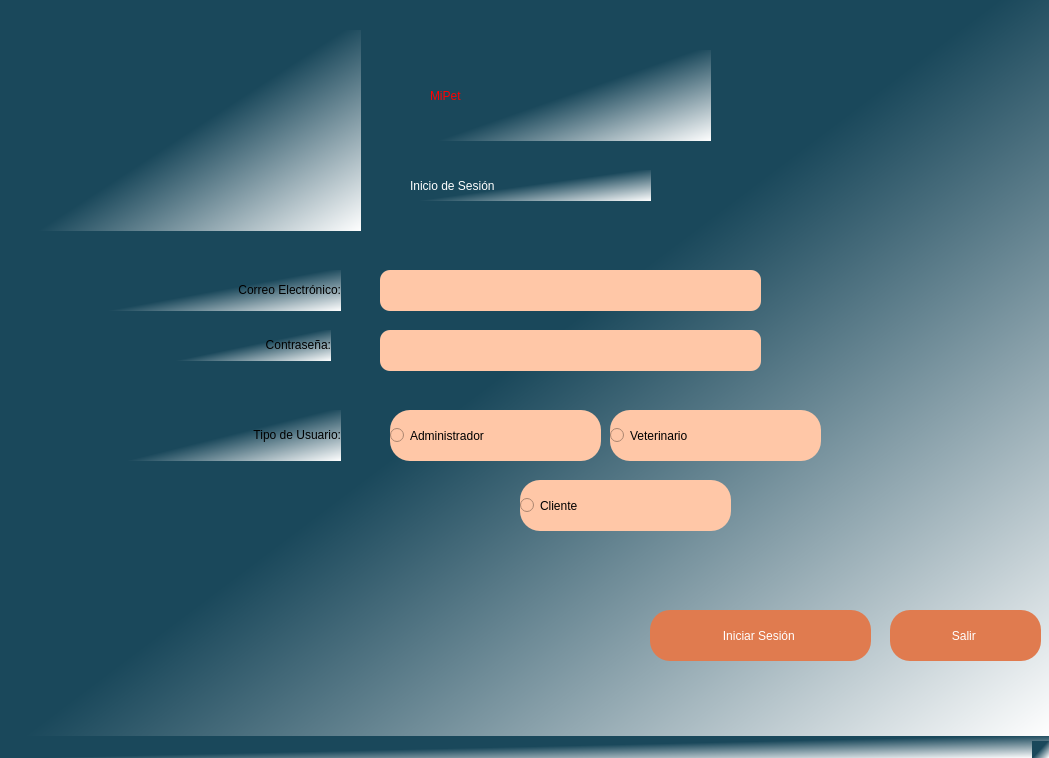
Above: Interfaz/Ventana2.ui from elesteban-os/MyPetsCR before the change. Below: the same form after it.
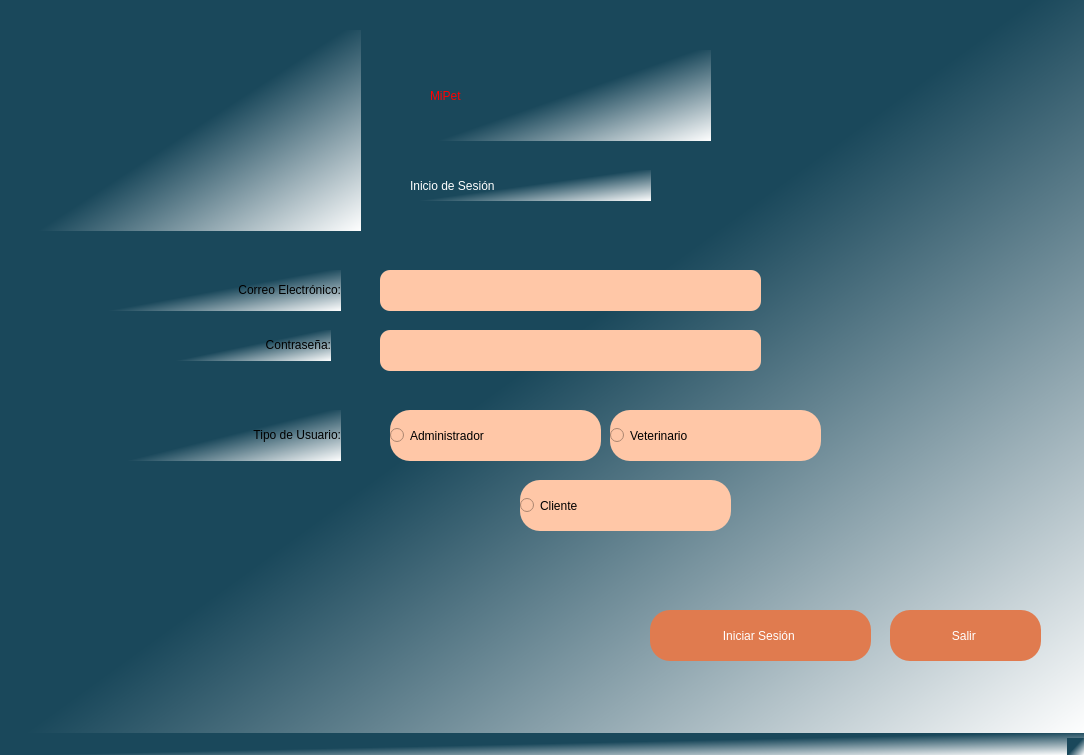
That is the form after the change. Icons and pictures are not drawn.

```diff
--- a/Interfaz/Ventana2.ui
+++ b/Interfaz/Ventana2.ui
@@ -6,8 +6,8 @@
    <rect>
     <x>0</x>
     <y>0</y>
-    <width>1049</width>
-    <height>758</height>
+    <width>1084</width>
+    <height>755</height>
    </rect>
   </property>
   <property name="windowTitle">
```
Left out of the diff: 2 changed lines with no effect on the pictures.
